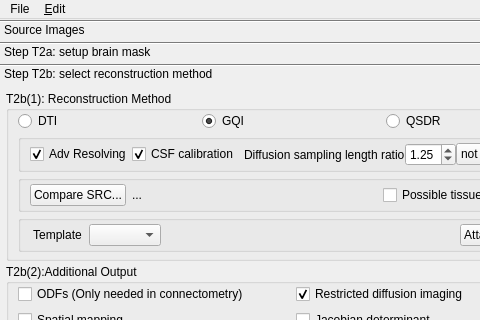
Above: reconstruction/reconstruction_window.ui from frankyeh/DSI-Studio before the change; both pictures show x 0 to 480 and y 0 to 320 of the 599 by 503 pixel window. Below: the same form after it.
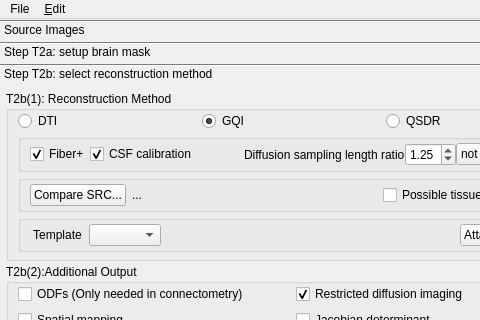
That is the form after the change. Icons and pictures are not drawn.

Commit message: con't

```diff
--- a/reconstruction/reconstruction_window.ui
+++ b/reconstruction/reconstruction_window.ui
@@ -596,7 +596,7 @@
               <item>
                <widget class="QCheckBox" name="odf_resolving">
                 <property name="text">
-                 <string>Adv Resolving</string>
+                 <string>Fiber+</string>
                 </property>
                 <property name="checked">
                  <bool>true</bool>
```
The commit also changes 1 other file.
